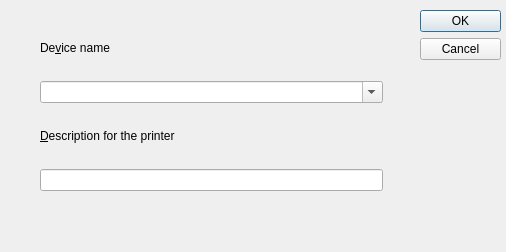
The window that ptrinstall/devinstdlg.ui (gitGNU/gnu_gnuspool) describes before a commit, drawn with Qt 5.
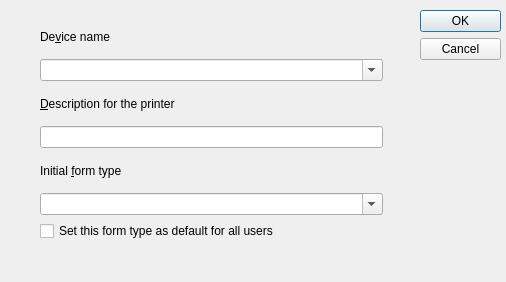
The same window after the commit.

Commit message:
Make sure we set default form type when installing printer.
Turn on some handy default permissions for all users.
Also provide option to reset form type at any time on Python and Perl
printer install.

What changed in the file:
```diff
--- a/ptrinstall/devinstdlg.ui
+++ b/ptrinstall/devinstdlg.ui
@@ -7,7 +7,7 @@
     <x>0</x>
     <y>0</y>
     <width>506</width>
-    <height>252</height>
+    <height>282</height>
    </rect>
   </property>
   <property name="windowTitle">
@@ -35,7 +35,7 @@
      <x>40</x>
      <y>20</y>
      <width>343</width>
-     <height>171</height>
+     <height>221</height>
     </rect>
    </property>
    <layout class="QVBoxLayout" name="verticalLayout">
@@ -79,6 +79,36 @@
       </property>
      </widget>
     </item>
+    <item>
+     <widget class="QLabel" name="label_3">
+      <property name="text">
+       <string>Initial &amp;form type</string>
+      </property>
+      <property name="buddy">
+       <cstring>formtype</cstring>
+      </property>
+     </widget>
+    </item>
+    <item>
+     <widget class="QComboBox" name="formtype">
+      <property name="toolTip">
+       <string>Specify the initial form type for the printer</string>
+      </property>
+      <property name="editable">
+       <bool>true</bool>
+      </property>
+     </widget>
+    </item>
+    <item>
+     <widget class="QCheckBox" name="setdef">
+      <property name="toolTip">
+       <string>Check here to make this the default form type for all users</string>
+      </property>
+      <property name="text">
+       <string>Set this form type as default for all users</string>
+      </property>
+     </widget>
+    </item>
    </layout>
   </widget>
  </widget>
```
Left out of the diff: 2 changed lines with no effect on the pictures. The commit also changes 28 other files.
